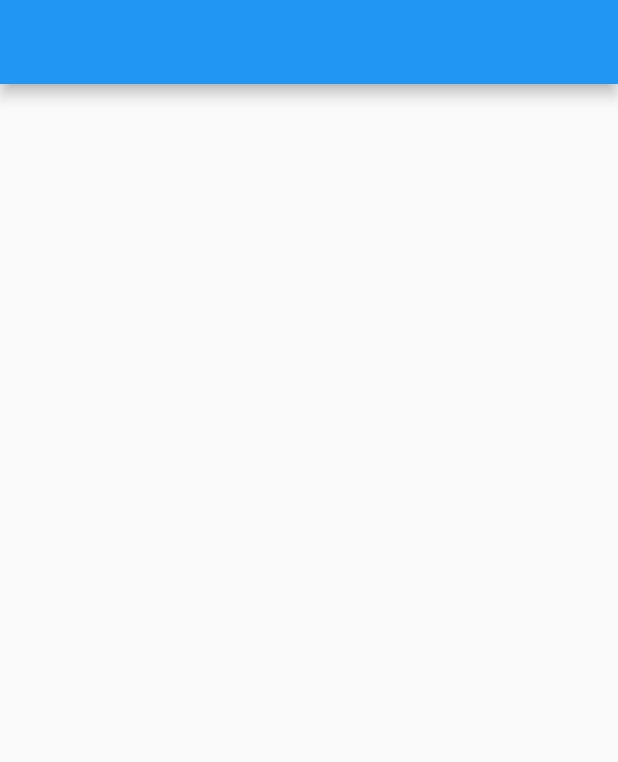
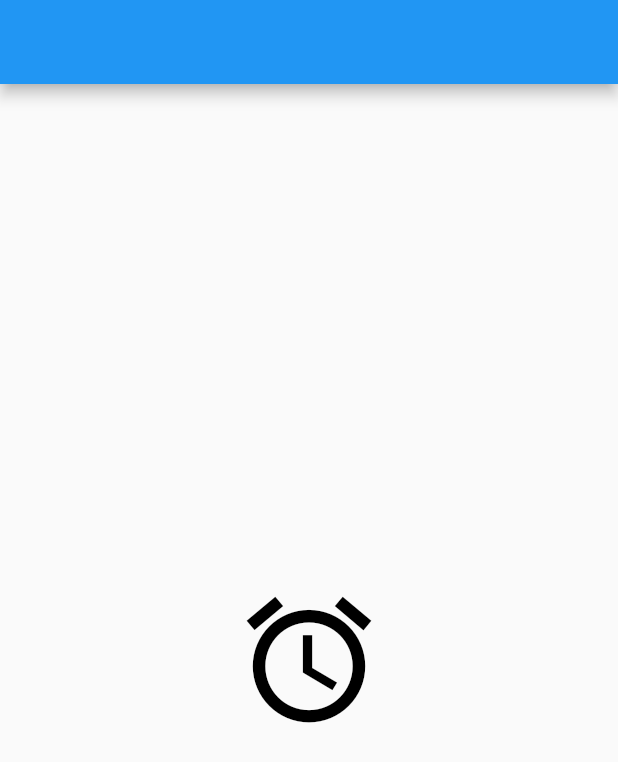
Before and after one commit to ivanavi2/MobileApplicationProgramming_Exercise1, a Flutter app: the screen it shows after launch, on a phone screen of 412 x 824 dp. Shown: the top 762 px of the screen. Run offline on Flutter 3.47's test engine with Material 2 defaults, Android fonts, the light colour scheme and no system bars.

Commit message:
Add main display icon
Driver: Kong Hao Zhe
Navigator: Ivan Teh Guang Sern

```diff
--- a/lib/main.dart
+++ b/lib/main.dart
@@ -25,13 +25,24 @@ class _MyHomePageState extends State<MyHomePage> {
     setState(() {
     });
   } */
+  double _redColorValue = 0;
+  double _greenColorValue = 0;
+  double _blueColorValue = 0;
+  double _size = 100;
 
   @override
   Widget build(BuildContext context) {
     return SafeArea(
         child: Scaffold(
       appBar: AppBar(),
-      body: Center(),
+      body: Center(
+        child: Icon(
+          Icons.alarm,
+          color: Color.fromRGBO(_redColorValue.toInt(),
+              _greenColorValue.toInt(), _blueColorValue.toInt(), 1.0),
+          size: _size,
+        ),
+      ),
     ));
   }
 }
```
